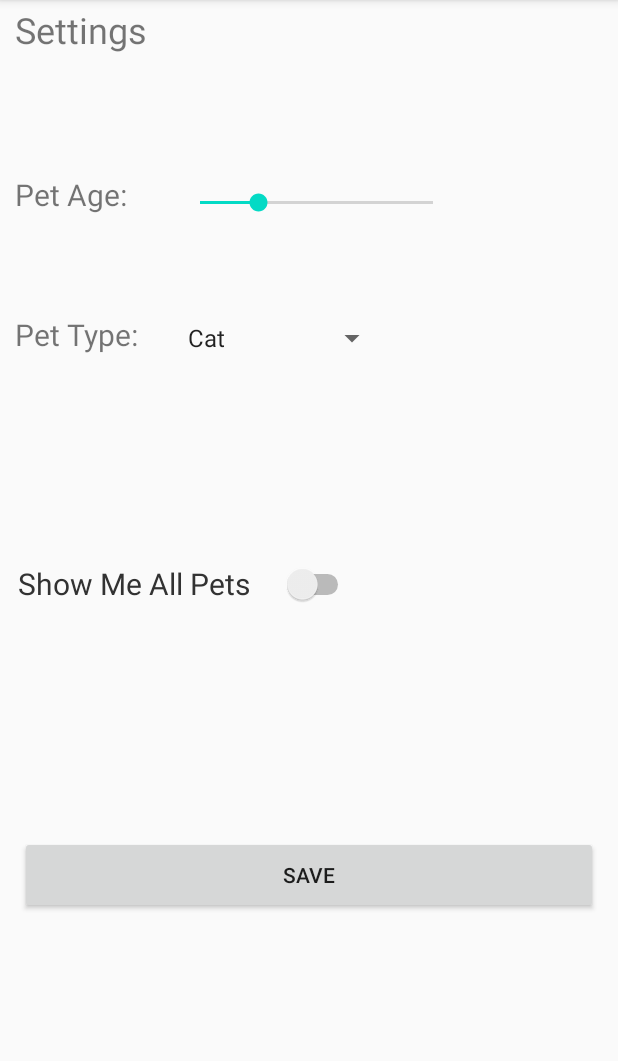
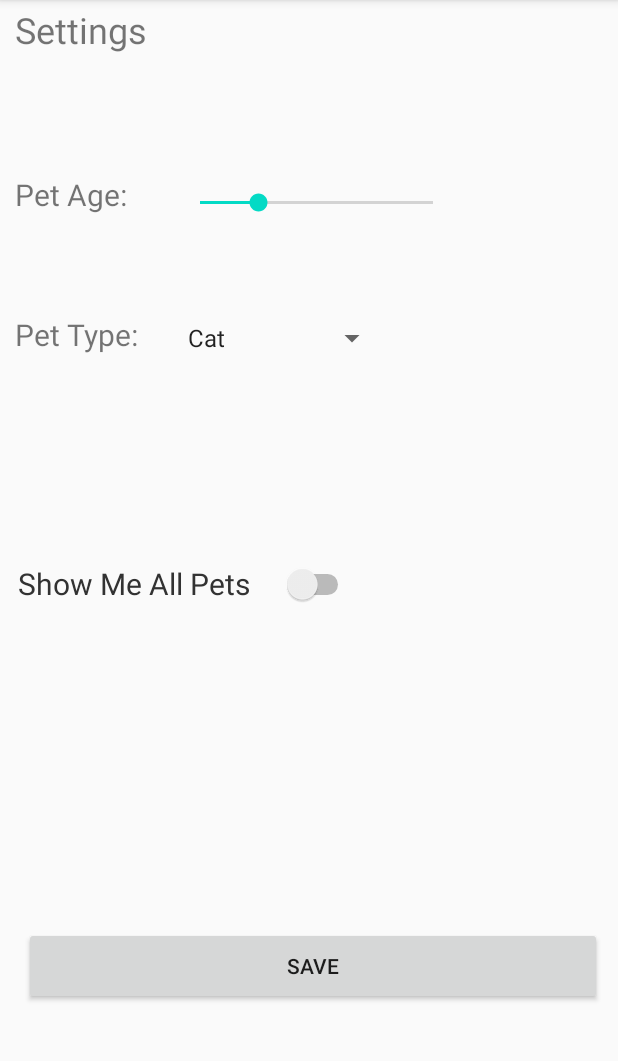
Before and after one commit to alexiscordts/AdoptMe, an Android app: the Settings screen opened directly, with no data from a screen before it, on a phone screen of 412 x 824 dp, the part 84-1145 px from its top. Run offline under Robolectric (Android 15) with nearby library versions, the light colour scheme and no system bars.

Commit message:
little change

```diff
--- a/app/src/main/res/layout/settings.xml
+++ b/app/src/main/res/layout/settings.xml
@@ -111,13 +111,14 @@
         android:layout_height="52dp"
         android:layout_marginStart="16dp"
         android:layout_marginLeft="16dp"
-        android:layout_marginTop="76dp"
+        android:layout_marginTop="114dp"
         android:layout_marginEnd="16dp"
         android:layout_marginRight="16dp"
-        android:layout_marginBottom="100dp"
+        android:layout_marginBottom="16dp"
         android:text="Save"
         app:layout_constraintBottom_toBottomOf="parent"
         app:layout_constraintEnd_toEndOf="parent"
+        app:layout_constraintHorizontal_bias="0.0"
         app:layout_constraintStart_toStartOf="parent"
         app:layout_constraintTop_toBottomOf="@+id/switch_all" />
 
```
